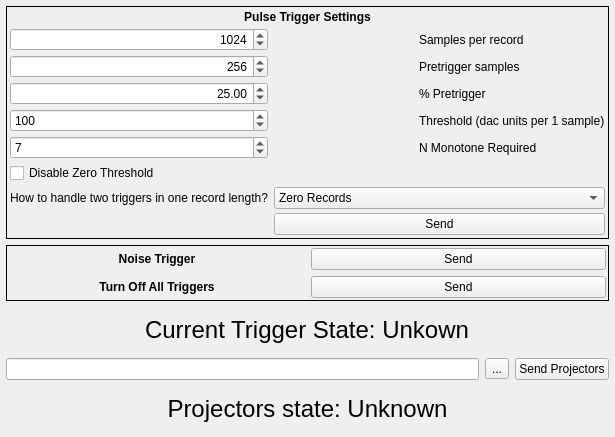
This is dastardcommander/ui/trigger_config_simple.ui in usnistgov/dastardcommander as Qt 5 draws it before an edit. The edited form follows.
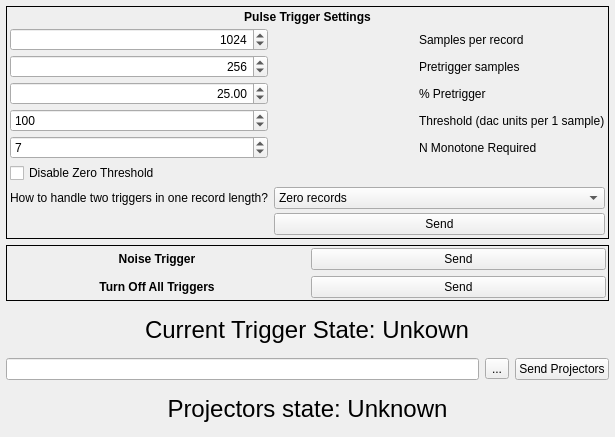
This is the edited form.

Commit message: Correct error in what was committed

The edit to the form file:
```diff
--- a/dastardcommander/ui/trigger_config_simple.ui
+++ b/dastardcommander/ui/trigger_config_simple.ui
@@ -91,7 +91,7 @@
          <widget class="QComboBox" name="comboBox_twoTriggers">
           <item>
            <property name="text">
-            <string>Zero Records</string>
+            <string>Zero records</string>
            </property>
           </item>
           <item>
```
Left out of the diff: 5 changed lines with no effect on the pictures. The commit also changes 1 other file.
